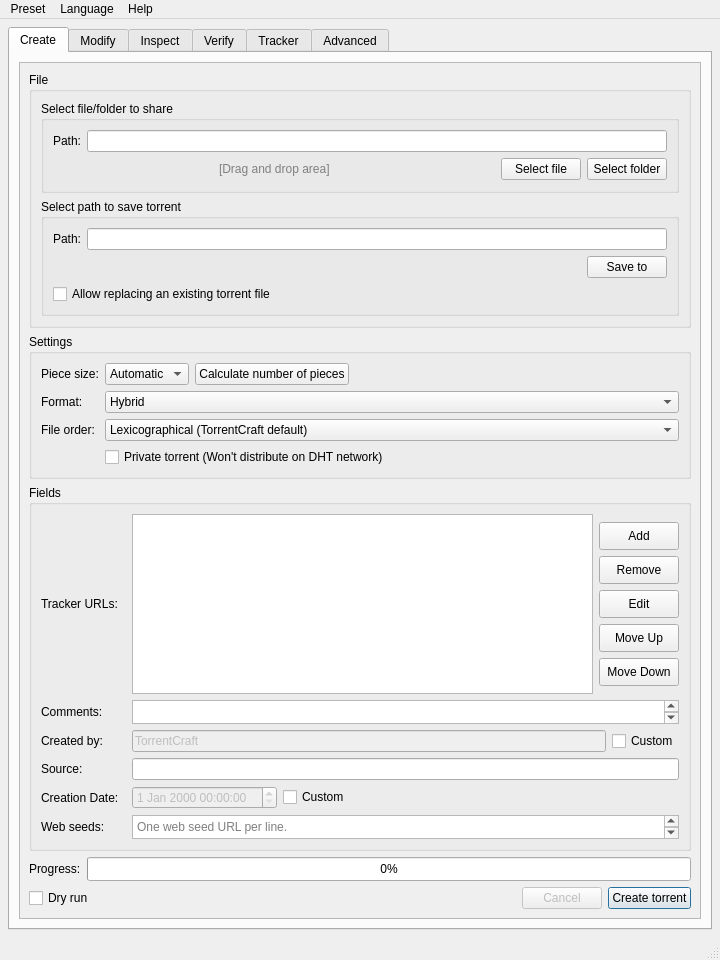
The window that src/gui/MainWindow.ui (amefs/TorrentCraft) describes before a commit, drawn with Qt 5.
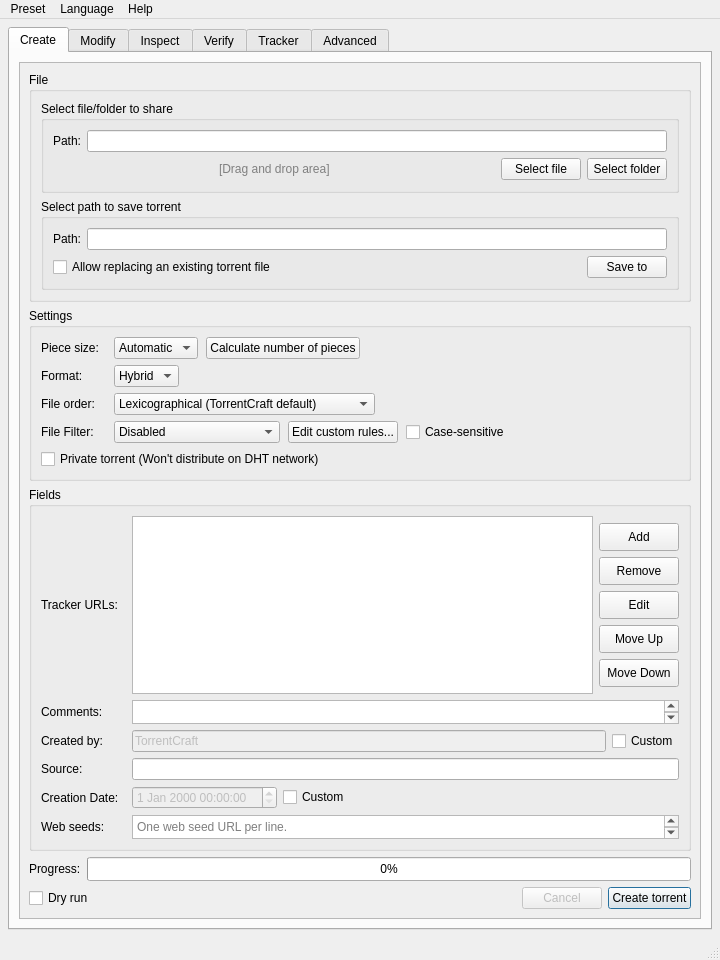
The same window after the commit. Icons and pictures are not drawn.

Commit message: feat: synchronize 1.1.0 file filter release

```diff
--- a/src/gui/MainWindow.ui
+++ b/src/gui/MainWindow.ui
@@ -146,7 +146,7 @@
                   </sizepolicy>
                  </property>
                  <property name="minimumSize">
-                  <size><width>0</width><height>92</height></size>
+                  <size><width>0</width><height>72</height></size>
                  </property>
                  <property name="title">
                   <string>Select path to save torrent</string>
@@ -169,7 +169,12 @@
                   <item>
                    <layout class="QHBoxLayout" name="hboxCreateOutputButtons">
                     <item>
-                     <spacer name="spcCreateOutputLeft">
+                     <widget class="QCheckBox" name="chkCreateOverwrite">
+                      <property name="text"><string>Allow replacing an existing torrent file</string></property>
+                     </widget>
+                    </item>
+                    <item>
+                     <spacer name="spcCreateOutputActions">
                       <property name="orientation"><enum>Qt::Horizontal</enum></property>
                       <property name="sizeHint" stdset="0"><size><width>40</width><height>20</height></size></property>
                      </spacer>
@@ -182,21 +187,6 @@
                     </item>
                    </layout>
                   </item>
-                  <item>
-                   <layout class="QHBoxLayout" name="hboxCreateOutputOverwrite">
-                    <item>
-                     <widget class="QCheckBox" name="chkCreateOverwrite">
-                      <property name="text"><string>Allow replacing an existing torrent file</string></property>
-                     </widget>
-                    </item>
-                    <item>
-                     <spacer name="spcCreateOutputOverwrite">
-                      <property name="orientation"><enum>Qt::Horizontal</enum></property>
-                      <property name="sizeHint" stdset="0"><size><width>40</width><height>20</height></size></property>
-                     </spacer>
-                    </item>
-                   </layout>
-                  </item>
                  </layout>
                 </widget>
                </item>
@@ -217,14 +207,26 @@
               <property name="title">
                <string>Settings</string>
               </property>
-              <layout class="QFormLayout" name="formCreateSettings">
-               <item row="0" column="0">
+              <layout class="QVBoxLayout" name="vboxCreateSettings">
+               <property name="spacing">
+                <number>6</number>
+               </property>
+               <item>
+                <layout class="QHBoxLayout" name="hboxCreatePieceSize" stretch="0,0,0,0,1">
+                 <property name="spacing">
+                  <number>8</number>
+                 </property>
+                 <item>
                 <widget class="QLabel" name="lblCreatePieceSize">
+                   <property name="minimumSize">
+                    <size><width>65</width><height>0</height></size>
+                   </property>
+                   <property name="maximumSize">
+                    <size><width>65</width><height>16777215</height></size>
+                   </property>
                  <property name="text"><string>Piece size:</string></property>
                 </widget>
                </item>
-               <item row="0" column="1">
-                <layout class="QHBoxLayout" name="hboxCreatePieceSize">
                  <item>
                   <widget class="QComboBox" name="cmbCreatePieceSize">
                    <item><property name="text"><string>Automatic</string></property></item>
@@ -259,24 +261,54 @@
                  </item>
                 </layout>
                </item>
-               <item row="1" column="0">
+               <item>
+                <layout class="QHBoxLayout" name="hboxCreateFormat" stretch="0,0,1">
+                   <property name="spacing">
+                    <number>8</number>
+                   </property>
+                   <item>
                 <widget class="QLabel" name="lblCreateFormat">
+                     <property name="minimumSize">
+                      <size><width>65</width><height>0</height></size>
+                     </property>
+                     <property name="maximumSize">
+                      <size><width>65</width><height>16777215</height></size>
+                     </property>
                  <property name="text"><string>Format:</string></property>
                 </widget>
                </item>
-               <item row="1" column="1">
+                   <item>
                 <widget class="QComboBox" name="cmbCreateFormat">
                  <item><property name="text"><string>Hybrid</string></property></item>
                  <item><property name="text"><string>V1</string></property></item>
                  <item><property name="text"><string>V2</string></property></item>
                 </widget>
                </item>
-               <item row="2" column="0">
+                   <item>
+                    <spacer name="spcCreateFormat">
+                     <property name="orientation"><enum>Qt::Horizontal</enum></property>
+                     <property name="sizeHint" stdset="0"><size><width>40</width><height>20</height></size></property>
+                    </spacer>
+                   </item>
+                </layout>
+               </item>
+               <item>
+                <layout class="QHBoxLayout" name="hboxCreateFileOrder" stretch="0,0,1">
+                   <property name="spacing">
+                    <number>8</number>
+                   </property>
+                   <item>
                 <widget class="QLabel" name="lblCreateFileOrder">
+                     <property name="minimumSize">
+                      <size><width>65</width><height>0</height></size>
+                     </property>
+                     <property name="maximumSize">
+                      <size><width>65</width><height>16777215</height></size>
+                     </property>
                  <property name="text"><string>File order:</string></property>
                 </widget>
                </item>
-               <item row="2" column="1">
+                   <item>
                 <widget class="QComboBox" name="cmbCreateFileOrder">
                  <property name="toolTip">
                   <string>Lexicographical: TorrentCraft default, files sorted by name. Canonical alignment: file layout matches qBittorrent/libtorrent v2 or hybrid creation. Natural: matches qBittorrent's default file order. Breadth first: folders are expanded level by level, then sorted by name.</string>
@@ -287,11 +319,70 @@
                  <item><property name="text"><string>Breadth first</string></property></item>
                 </widget>
                </item>
-               <item row="3" column="1">
+                   <item>
+                    <spacer name="spcCreateFileOrder">
+                     <property name="orientation"><enum>Qt::Horizontal</enum></property>
+                     <property name="sizeHint" stdset="0"><size><width>40</width><height>20</height></size></property>
+                    </spacer>
+                   </item>
+                </layout>
+               </item>
+               <item>
+                <layout class="QHBoxLayout" name="hboxCreateFilter" stretch="0,0,0,0,1">
+                 <property name="spacing">
+                  <number>8</number>
+                 </property>
+                 <item>
+                  <widget class="QLabel" name="lblCreateFilterMode">
+                   <property name="minimumSize">
+                    <size><width>65</width><height>0</height></size>
+                   </property>
+                   <property name="maximumSize">
+                    <size><width>65</width><height>16777215</height></size>
+                   </property>
+                   <property name="text"><string>File Filter:</string></property>
+                  </widget>
+                 </item>
+                 <item>
+                  <widget class="QComboBox" name="cmbCreateFilterMode">
+                   <item><property name="text"><string>Disabled</string></property></item>
+                   <item><property name="text"><string>Common system artifacts</string></property></item>
+                   <item><property name="text"><string>Custom exclusion rules</string></property></item>
+                  </widget>
+                 </item>
+                 <item>
+                  <widget class="QPushButton" name="btnCreateEditFilterRules">
+                   <property name="text"><string>Edit custom rules...</string></property>
+                  </widget>
+                 </item>
+                 <item>
+                  <widget class="QCheckBox" name="chkCreateFilterCaseSensitive">
+                   <property name="text"><string>Case-sensitive</string></property>
+                  </widget>
+                 </item>
+                 <item>
+                  <spacer name="spcCreateFilter">
+                   <property name="orientation"><enum>Qt::Horizontal</enum></property>
+                   <property name="sizeHint" stdset="0"><size><width>40</width><height>20</height></size></property>
+                  </spacer>
+                 </item>
+                </layout>
+               </item>
+               <item>
+                <layout class="QHBoxLayout" name="hboxCreatePrivate" stretch="0,1">
+                 <item>
                 <widget class="QCheckBox" name="chkCreatePrivate">
                  <property name="text"><string>Private torrent (Won't distribute on DHT network)</string></property>
                 </widget>
                </item>
+                 <item>
+                  <spacer name="spcCreatePrivate">
+                   <property name="orientation"><enum>Qt::Horizontal</enum></property>
+                   <property name="sizeHint" stdset="0"><size><width>40</width><height>20</height></size></property>
+                  </spacer>
+                 </item>
+                </layout>
+               </item>
               </layout>
              </widget>
             </item>
```
Left out of the diff: 20 changed lines with no effect on the pictures. Lines whose indentation alone changed are shown as unchanged. The commit also changes 65 other files.
